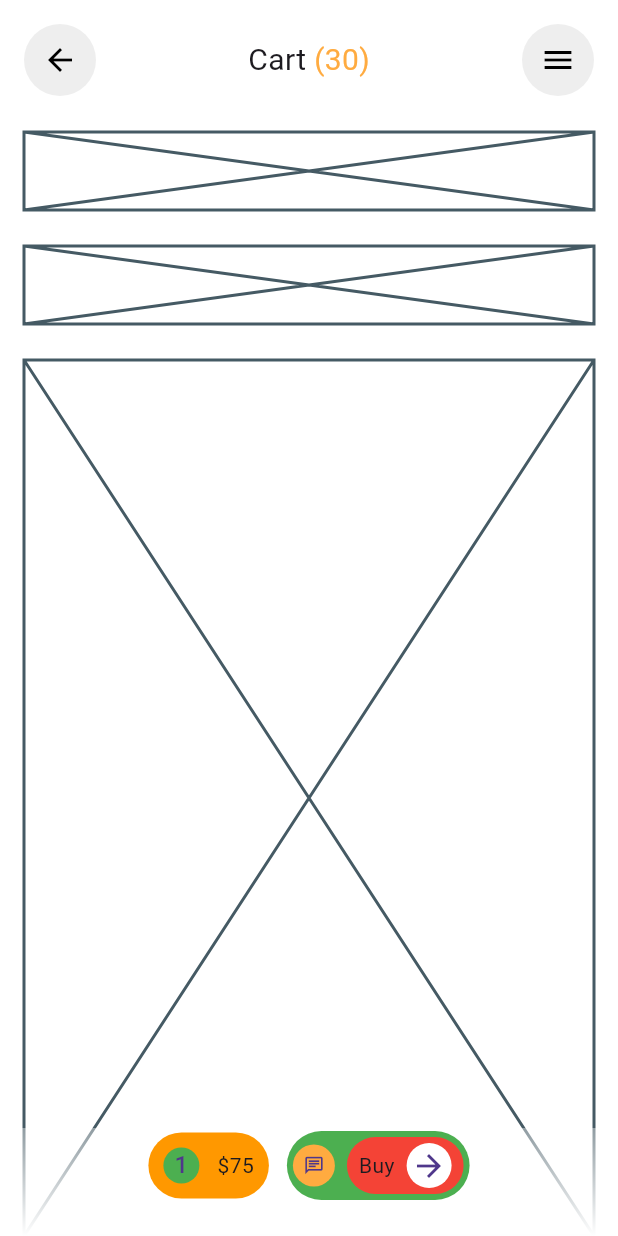
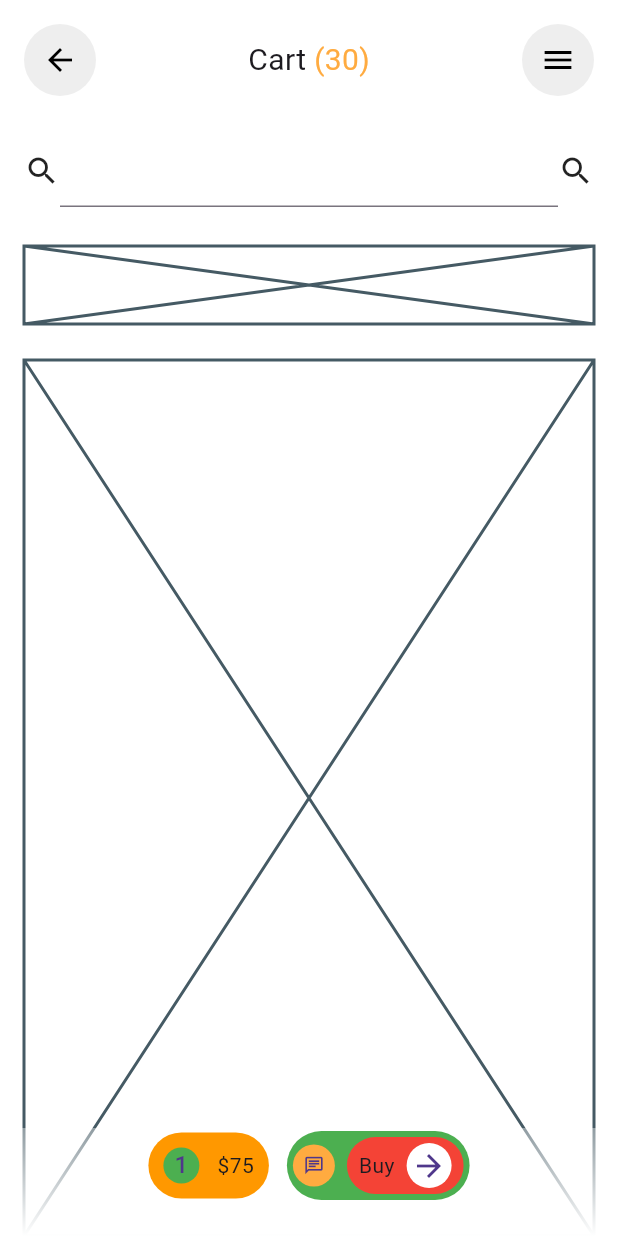
Before and after one commit to JAICHANGPARK/flutter_notebook_chapter_43, a Flutter app: the MarketplaceCartPage screen opened directly, on a phone screen of 412 x 824 dp. Run offline on Flutter 3.47's test engine with Material 3 defaults, Android fonts, the phone set to English and light mode, and no system bars; our stand-ins replace gap, hugeicons.

Commit message:
Update marketplace_cart_page.dart

```diff
--- a/lib/ep2168_marketplace_app/ui/marketplace_cart_page.dart
+++ b/lib/ep2168_marketplace_app/ui/marketplace_cart_page.dart
@@ -64,7 +64,15 @@ class _MarketplaceCartPageState extends State<MarketplaceCartPage> {
                   Gap(24),
                   Container(
                     height: 52,
-                    child: Placeholder(),
+                    child: Row(
+                      children: [
+                        Icon(Icons.search),
+                        Expanded(
+                          child: TextField(),
+                        ),
+                        Icon(Icons.search),
+                      ],
+                    ),
                   ),
                   Gap(24),
                   Container(
```
